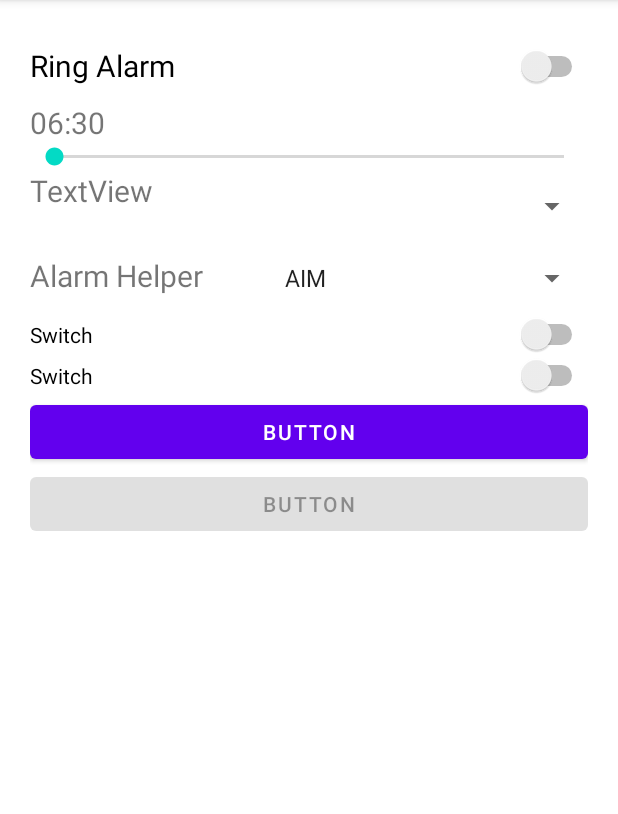
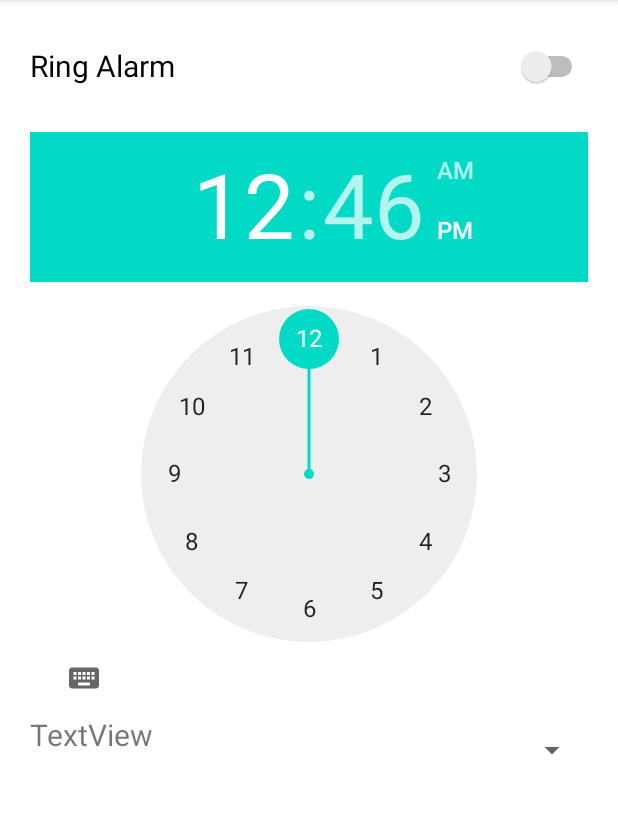
Before and after one commit to Fischli04/FishAlarm, an Android app: the screen it shows after launch (MainActivity), on a phone screen of 412 x 824 dp, the part 84-898 px from its top. Run offline under Robolectric (Android 15) with nearby library versions, the phone set to English and light mode, and no system bars.

Commit message:
app done

```diff
--- a/dev/app/build.gradle
+++ b/dev/app/build.gradle
@@ -32,7 +32,11 @@ android {
 }
 
 dependencies {
+    def work_version = "2.7.1"
 
+    implementation("androidx.room:room-runtime:2.4.3")
+    implementation "androidx.work:work-runtime:2.7.1"
+    implementation "androidx.work:work-runtime-ktx:$work_version"
     implementation 'androidx.core:core-ktx:1.7.0'
     implementation 'androidx.appcompat:appcompat:1.5.0'
     implementation 'com.google.android.material:material:1.6.1'
@@ -40,4 +44,5 @@ dependencies {
     testImplementation 'junit:junit:4.13.2'
     androidTestImplementation 'androidx.test.ext:junit:1.1.3'
     androidTestImplementation 'androidx.test.espresso:espresso-core:3.4.0'
+
 }
--- a/dev/app/src/main/java/com/example/fishalarm/MainActivity.kt
+++ b/dev/app/src/main/java/com/example/fishalarm/MainActivity.kt
@@ -1,19 +1,20 @@
 package com.example.fishalarm
 
+import android.content.Intent
 import android.database.Cursor
-import android.media.MediaPlayer
 import android.media.RingtoneManager
-import android.net.Uri
 import android.os.Bundle
+import android.view.View
 import android.widget.*
 import androidx.appcompat.app.AppCompatActivity
-import java.sql.Time
-
+import java.lang.Exception
+import java.util.*
 
 class MainActivity : AppCompatActivity() {
     private var times: Array<String> = arrayOf("06:00", "06:30", "06:45", "07:00", "08:00")
-    private var ringtones: Map<String, String>? = null
-    private lateinit var currentPlayer: MediaPlayer
+    private lateinit var ringtones: Map<String, String>
+    private lateinit var selectedRingtone: String
+    private var calendar = Calendar.getInstance();
 
 
     override fun onCreate(savedInstanceState: Bundle?) {
@@ -23,71 +24,77 @@ class MainActivity : AppCompatActivity() {
         ringtones = getNotifications()
 
         val select: Spinner = findViewById(R.id.RingtoneSelect)
+
+        select.onItemSelectedListener = object : AdapterView.OnItemSelectedListener{
+            override fun onItemSelected(p0: AdapterView<*>?, p1: View?, p2: Int, p3: Long) {
+                selectedRingtone = ringtones[select.selectedItem.toString()].toString()
+            }
+
+            override fun onNothingSelected(p0: AdapterView<*>?) {
+
+            }
+        }
+
+
+
         RingtoneManager.ACTION_RINGTONE_PICKER
-
-        val ringtones = getNotifications()
 
         val array: Array<String> = ringtones.keys.toTypedArray()
 
         val a = ArrayAdapter(this, android.R.layout.simple_spinner_item, array)
         select.adapter = a
 
-        val button: Button = findViewById(R.id.play)
 
-        button.setOnClickListener {
-            var isEnabled: Switch = findViewById(R.id.alarmActive)
-            if (isEnabled.isChecked){
-                val uri = ringtones[select.selectedItem.toString()]
 
-                currentPlayer = MediaPlayer.create(this, Uri.parse(uri))
 
-                currentPlayer.isLooping = true
-                currentPlayer.start()
-                button.isEnabled = false
-                val button: Button = findViewById(R.id.pause)
-                button.isEnabled = true
+        val calendar = Calendar.getInstance();
+        calendar.set(Calendar.HOUR_OF_DAY, 9)
+        calendar.set(Calendar.MINUTE, 0)
+        calendar.set(Calendar.SECOND, 0)
+        if(calendar.time.time < System.currentTimeMillis()){
+            calendar.set(Calendar.DAY_OF_YEAR, calendar.get(Calendar.DAY_OF_YEAR) + 1)
+        }
+
+        val timer = Timer()
+        val task: TimerTask = object : TimerTask() {
+            override fun run() {
+                ring()
             }
         }
+        // repeat every hour
+        timer.schedule(task, calendar.timeInMillis - System.currentTimeMillis())
 
-        val offButton: Button = findViewById(R.id.pause)
-        offButton.isEnabled = false
 
-        offButton.setOnClickListener {
-            currentPlayer.stop()
-            button.isEnabled = true
-            val button: Button = findViewById(R.id.pause)
-            button.isEnabled = false
+
+
+
+
+        val timePicker: TimePicker = findViewById(R.id.timePicker1);
+
+        timePicker.setOnTimeChangedListener { timePicker: TimePicker, i: Int, i1: Int ->
+            val task: TimerTask = object : TimerTask() {
+                override fun run() {
+                    ring()
+                    timer.cancel()
+                }
+            }
+
+            setCalendar(calendar, i, i1)
+
+            timer.schedule(task, calendar.timeInMillis - System.currentTimeMillis())
         }
 
-            //ArrayAdapter.createFromResource(
-            //    this,
-            //    0,
-            //    array
-            //).also { adapter ->
-            //    // Specify the layout to use when the list of choices appears
-            //    adapter.setDropDownViewResource(android.R.layout.simple_spinner_dropdown_item)
-            //    // Apply the adapter to the spinner
-            //    Select.adapter = array
-            //}
-
-        val bar: SeekBar = findViewById(R.id.AlarmTimeBar)
-        bar.setOnSeekBarChangeListener(object : SeekBar.OnSeekBarChangeListener {
-            override fun onProgressChanged(p0: SeekBar?, p1: Int, p2: Boolean) {
-                val label: TextView = findViewById(R.id.AlarmTimeLabel)
-                val bar: SeekBar = findViewById(R.id.AlarmTimeBar)
-                label.text = times[bar.progress]
-            }
-
-            override fun onStartTrackingTouch(p0: SeekBar?) {
-
-            }
-
-            override fun onStopTrackingTouch(p0: SeekBar?) {
-
-            }
-        })
     }
 
+    private fun ring() {
+        var isEnabled: Switch = findViewById(R.id.alarmActive)
+        if(isEnabled.isChecked){
+            val intent = Intent(this@MainActivity, AlarmActivity::class.java)
+            intent.putExtra("uri", selectedRingtone)
+            startActivity(intent)
+        }
+
+    }
 
     private fun getNotifications(): Map<String, String> {
         val manager = RingtoneManager(this)
@@ -102,4 +109,14 @@ class MainActivity : AppCompatActivity() {
         }
         return list
     }
+
+    private fun setCalendar(calendar: Calendar, hours: Int, minutes: Int){
+        calendar.timeInMillis = System.currentTimeMillis();
+        calendar.set(Calendar.HOUR_OF_DAY, hours)
+        calendar.set(Calendar.MINUTE, minutes)
+        calendar.set(Calendar.SECOND, 0)
+        if(calendar.time.time < System.currentTimeMillis()){
+            calendar.set(Calendar.DAY_OF_YEAR, calendar.get(Calendar.DAY_OF_YEAR) + 1)
+        }
+    }
 }
--- a/dev/app/src/main/res/layout/activity_main.xml
+++ b/dev/app/src/main/res/layout/activity_main.xml
@@ -30,18 +30,13 @@
                 android:text="Ring Alarm"
                 android:textSize="20sp" />
 
-            <TextView
-                android:id="@+id/AlarmTimeLabel"
-                android:layout_width="match_parent"
+            <TimePicker
+                android:id="@+id/timePicker1"
+                android:layout_width="wrap_content"
                 android:layout_height="wrap_content"
-                android:text="06:30"
-                android:textSize="20sp" />
-
-            <SeekBar
-                android:id="@+id/AlarmTimeBar"
-                android:layout_width="match_parent"
-                android:layout_height="wrap_content"
-                android:max="4" />
+                android:layout_centerHorizontal="true"
+                android:layout_marginTop="20dp"
+                android:timePickerMode="clock"/>
 
             <LinearLayout
                 android:layout_width="match_parent"
@@ -68,48 +63,7 @@
             <LinearLayout
                 android:layout_width="match_parent"
                 android:layout_height="match_parent"
-                android:orientation="horizontal">
-
-                <TextView
-                    android:id="@+id/AlarmHelperLabel"
-                    android:layout_width="wrap_content"
-                    android:layout_height="wrap_content"
-                    android:layout_weight="1"
-                    android:text="Alarm Helper"
-                    android:textSize="20sp" />
-
-                <Spinner
-                    android:id="@+id/AlarmHelperSelect"
-                    android:layout_width="wrap_content"
-                    android:layout_height="wrap_content"
-                    android:layout_weight="1"
-                    android:entries="@android:array/imProtocols"
-                    android:minHeight="48dp" />
-            </LinearLayout>
-
-            <Switch
-                android:id="@+id/switch1"
-                android:layout_width="match_parent"
-                android:layout_height="wrap_content"
-                android:text="Switch" />
-
-            <Switch
-                android:id="@+id/switch2"
-                android:layout_width="match_parent"
-                android:layout_height="wrap_content"
-                android:text="Switch" />
-
-            <Button
-                android:id="@+id/play"
-                android:layout_width="match_parent"
-                android:layout_height="wrap_content"
-                android:text="Button" />
-
-            <Button
-                android:id="@+id/pause"
-                android:layout_width="match_parent"
-                android:layout_height="wrap_content"
-                android:text="Button" />
+                android:orientation="horizontal"/>
 
         </LinearLayout>
     </ScrollView>
--- a/dev/app/src/main/res/values-night/themes.xml
+++ b/dev/app/src/main/res/values-night/themes.xml
@@ -2,15 +2,17 @@
     <!-- Base application theme. -->
     <style name="Theme.FishAlarm" parent="Theme.MaterialComponents.DayNight.DarkActionBar">
         <!-- Primary brand color. -->
-        <item name="colorPrimary">@color/purple_200</item>
+        <item name="colorPrimary">@color/red</item>
         <item name="colorPrimaryVariant">@color/purple_700</item>
         <item name="colorOnPrimary">@color/black</item>
         <!-- Secondary brand color. -->
-        <item name="colorSecondary">@color/teal_200</item>
+        <item name="colorSecondary">@color/red</item>
         <item name="colorSecondaryVariant">@color/teal_200</item>
         <item name="colorOnSecondary">@color/black</item>
         <!-- Status bar color. -->
-        <item name="android:statusBarColor" tools:targetApi="l">?attr/colorPrimaryVariant</item>
+        <item name="android:statusBarColor" tools:targetApi="l">@color/black
+        </item>
         <!-- Customize your theme here. -->
+        <item name="android:colorBackground">@color/black</item>
     </style>
 </resources>
--- a/dev/app/src/main/res/values/colors.xml
+++ b/dev/app/src/main/res/values/colors.xml
@@ -5,6 +5,8 @@
     <color name="purple_700">#FF3700B3</color>
     <color name="teal_200">#FF03DAC5</color>
     <color name="teal_700">#FF018786</color>
-    <color name="black">#FF000000</color>
+    <color name="red">#f00</color>
+    <color name="black">#000</color>
     <color name="white">#FFFFFFFF</color>
+    <color name="best_color_on_planet_earth">#FFCCFF</color>
 </resources>
```
Also changed, not shown: dev/app/src/main/AndroidManifest.xml (+19 -1 lines), dev/app/src/main/java/com/example/fishalarm/AlarmActivity.kt (added, +39 -0 lines), dev/app/src/main/res/layout/activity_alarm.xml (added, +18 -0 lines), dev/app/src/main/res/xml/techlist.xml (added, +14 -0 lines), 2 other files.
